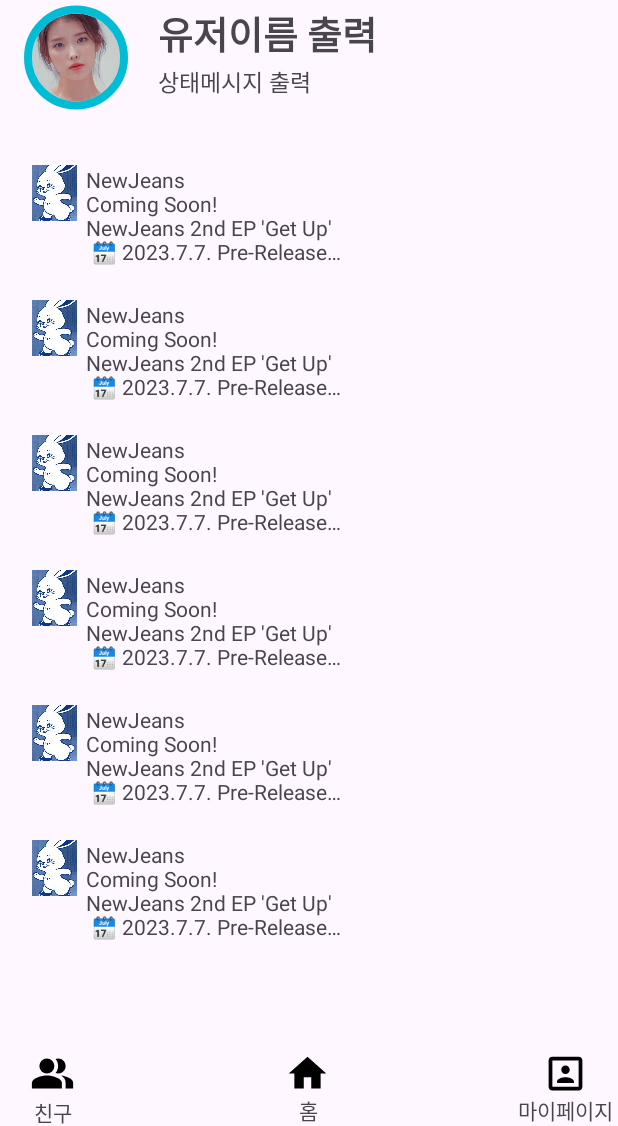
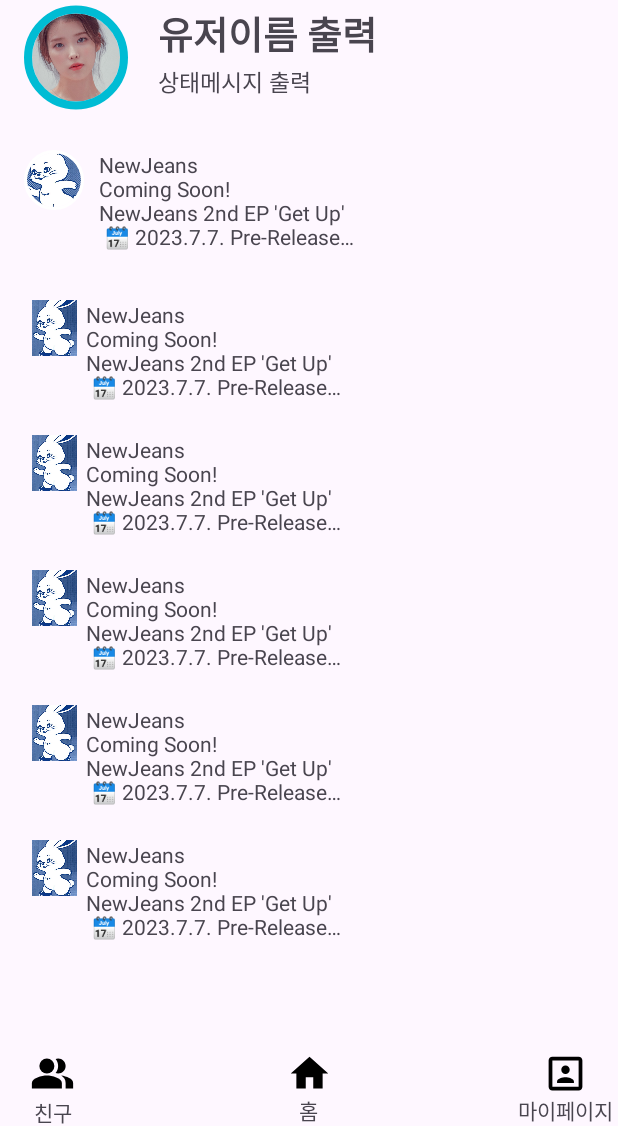
Before and after one commit to hosiker/SNS_App_Project, an Android app: the MainActivity screen opened directly, with no data from a screen before it, on a phone screen of 412 x 824 dp, the part 110-1236 px from its top. Run offline under Robolectric (Android 15) with nearby library versions, the phone set to English and light mode, and no system bars; our stand-ins replace CircleImageView; 3 statements that could not run were skipped.

Commit message:
무지개 원만 ë 만 넣으면 됨

```diff
--- a/app/src/main/java/com/example/nbcamp_15ya_sns/MainActivity.kt
+++ b/app/src/main/java/com/example/nbcamp_15ya_sns/MainActivity.kt
@@ -29,6 +29,19 @@ class MainActivity : AppCompatActivity() {
         tv_userName.text = ("${user.name}")
         tv_stateMsg.text = ("${user.stateM}")
 
+        val friend_constraintLayout = findViewById<ConstraintLayout>(R.id.friend_constraintLayout)
+        friend_constraintLayout.setOnClickListener {
+            val intent = Intent(this, UserListActivity::class.java)
+            startActivity(intent)
+        }
+
+        // 3. 첫번째 더미 게시글 클릭시 화면 전환
+        val constraintLayout3 = findViewById<ConstraintLayout>(R.id.constraintLayout3)
+        constraintLayout3.setOnClickListener {
+            val intent = Intent(this, DetailActivity::class.java)
+            startActivity(intent)
+        }
+
     }
 
     fun toMyPage(view: View) {
--- a/app/src/main/res/layout/detail_activity.xml
+++ b/app/src/main/res/layout/detail_activity.xml
@@ -6,4 +6,14 @@
     android:layout_height="match_parent"
     tools:context=".DetailActivity">
 
+
+    <TextView
+        android:id="@+id/textView8"
+        android:layout_width="wrap_content"
+        android:layout_height="wrap_content"
+        android:text="디테일 페이지입니다."
+        app:layout_constraintBottom_toBottomOf="parent"
+        app:layout_constraintEnd_toEndOf="parent"
+        app:layout_constraintStart_toStartOf="parent"
+        app:layout_constraintTop_toTopOf="parent" />
 </androidx.constraintlayout.widget.ConstraintLayout>
--- a/app/src/main/res/layout/main_activity.xml
+++ b/app/src/main/res/layout/main_activity.xml
@@ -91,27 +91,32 @@
                 android:layout_width="0dp"
                 android:layout_height="90dp"
                 android:layout_marginTop="20dp"
+                android:clickable="true"
                 app:layout_constraintEnd_toEndOf="parent"
                 app:layout_constraintHorizontal_bias="0.0"
                 app:layout_constraintStart_toStartOf="parent"
                 app:layout_constraintTop_toBottomOf="@+id/myConstraintLayout">
 
 
-                <ImageView
-                    android:id="@+id/imageView7"
-                    android:layout_width="42dp"
-                    android:layout_height="37dp"
-                    android:layout_marginStart="15dp"
-                    android:layout_marginTop="10dp"
+                <de.hdodenhof.circleimageview.CircleImageView
+                    android:id="@+id/cir_dummy1"
+                    android:layout_width="40dp"
+                    android:layout_height="40dp"
+                    android:layout_marginStart="16dp"
+                    android:scaleType="centerCrop"
+                    android:src="@drawable/newjeans"
+                    app:civ_border_color="#FFFFFF"
+                    app:civ_border_overlay="false"
+                    app:civ_border_width="2dp"
                     app:layout_constraintEnd_toStartOf="@+id/textView2"
                     app:layout_constraintStart_toStartOf="parent"
-                    app:layout_constraintTop_toTopOf="parent"
-                    app:srcCompat="@drawable/newjeans" />
+                    app:layout_constraintTop_toTopOf="parent" />
 
                 <TextView
                     android:id="@+id/textView2"
                     android:layout_width="327dp"
                     android:layout_height="wrap_content"
+                    android:layout_marginStart="10dp"
                     android:ellipsize="end"
                     android:maxLines="4"
                     android:text="NewJeans \nComing Soon!\nNewJeans 2nd EP 'Get Up'\n
@@ -120,12 +125,11 @@
 2023.6.19. 11AM KST\n
 #Time_to_NewJeans\n
 #NewJeans #뉴진스 #NewJeans_2nd_EP"
-                    app:layout_constraintStart_toEndOf="@+id/imageView7"
-                    app:layout_constraintTop_toTopOf="@+id/imageView7" />
+                    app:layout_constraintStart_toEndOf="@+id/cir_dummy1"
+                    app:layout_constraintTop_toTopOf="@+id/cir_dummy1" />
             </androidx.constraintlayout.widget.ConstraintLayout>
 
             <!--   게시물 2  -->
-
             <androidx.constraintlayout.widget.ConstraintLayout
                 android:id="@+id/constraintLayout4"
                 android:layout_width="0dp"
@@ -307,6 +311,7 @@
 #NewJeans #뉴진스 #NewJeans_2nd_EP"
                     app:layout_constraintStart_toEndOf="@+id/imageView12"
                     app:layout_constraintTop_toTopOf="@+id/imageView12" />
+
             </androidx.constraintlayout.widget.ConstraintLayout>
         </androidx.constraintlayout.widget.ConstraintLayout>
     </ScrollView>
@@ -322,8 +327,48 @@
         app:layout_constraintBottom_toBottomOf="parent">
 
 
+        <androidx.constraintlayout.widget.ConstraintLayout
+            android:id="@+id/friend_constraintLayout"
+            android:layout_width="wrap_content"
+            android:layout_height="wrap_content"
+            android:clickable="true"
+            app:layout_constraintBottom_toBottomOf="parent"
+            app:layout_constraintStart_toStartOf="parent"
+            app:layout_constraintTop_toTopOf="parent">
+
             <ImageView
-            android:id="@+id/imageView4"
+                android:id="@+id/friend"
+                android:layout_width="30dp"
+                android:layout_height="30dp"
+                android:layout_marginStart="20dp"
+                android:layout_marginBottom="20dp"
+                app:layout_constraintBottom_toBottomOf="parent"
+                app:layout_constraintStart_toStartOf="parent"
+                app:srcCompat="@drawable/ic_people_alt_24" />
+
+
+            <TextView
+                android:id="@+id/tv_friend"
+                android:layout_width="wrap_content"
+                android:layout_height="wrap_content"
+                android:text="친구"
+                app:layout_constraintEnd_toEndOf="@+id/friend"
+                app:layout_constraintStart_toStartOf="@+id/friend"
+                app:layout_constraintTop_toBottomOf="@+id/friend" />
+
+
+        </androidx.constraintlayout.widget.ConstraintLayout>
+
+
+        <androidx.constraintlayout.widget.ConstraintLayout
+            android:layout_width="wrap_content"
+            android:layout_height="wrap_content"
+            app:layout_constraintEnd_toEndOf="parent"
+            app:layout_constraintStart_toStartOf="parent"
+            app:layout_constraintTop_toTopOf="parent">
+
+            <ImageView
+                android:id="@+id/iv_main"
                 android:layout_width="30dp"
                 android:layout_height="30dp"
                 android:layout_marginBottom="20dp"
@@ -335,17 +380,30 @@
 
 
             <TextView
-            android:id="@+id/tv_friend"
+                android:id="@+id/tv_main"
+                android:layout_width="15dp"
+                android:layout_height="21dp"
+                android:text="홈"
+                app:layout_constraintBottom_toBottomOf="parent"
+                app:layout_constraintEnd_toEndOf="@+id/iv_main"
+                app:layout_constraintHorizontal_bias="0.531"
+                app:layout_constraintStart_toStartOf="@+id/iv_main" />
+        </androidx.constraintlayout.widget.ConstraintLayout>
+
+
+        <androidx.constraintlayout.widget.ConstraintLayout
+            android:id="@+id/nav_home"
             android:layout_width="wrap_content"
             android:layout_height="wrap_content"
-            android:text="친구"
-            app:layout_constraintEnd_toEndOf="@+id/imageView3"
-            app:layout_constraintStart_toStartOf="@+id/imageView3"
-            app:layout_constraintTop_toBottomOf="@+id/imageView3" />
 
 
+            android:clickable="true"
+            android:onClick="toMyPage"
+            app:layout_constraintBottom_toBottomOf="parent"
+            app:layout_constraintEnd_toEndOf="parent">
+
             <ImageView
-            android:id="@+id/imageView5"
+                android:id="@+id/iv_mypage"
                 android:layout_width="30dp"
                 android:layout_height="30dp"
                 android:layout_marginEnd="20dp"
@@ -357,32 +415,14 @@
 
 
             <TextView
-            android:id="@+id/tv_main"
-            android:layout_width="wrap_content"
-            android:layout_height="wrap_content"
-            android:text="홈"
-            app:layout_constraintBottom_toBottomOf="parent"
-            app:layout_constraintEnd_toEndOf="@+id/imageView4"
-            app:layout_constraintHorizontal_bias="0.531"
-            app:layout_constraintStart_toStartOf="@+id/imageView4" />
-
-        <ImageView
-            android:id="@+id/imageView3"
-            android:layout_width="30dp"
-            android:layout_height="30dp"
-            android:layout_marginStart="20dp"
-            android:layout_marginBottom="20dp"
-            app:layout_constraintBottom_toBottomOf="parent"
-            app:layout_constraintStart_toStartOf="parent"
-            app:srcCompat="@drawable/ic_people_alt_24" />
-
-        <TextView
                 android:id="@+id/tv_myPage"
                 android:layout_width="wrap_content"
                 android:layout_height="wrap_content"
                 android:text="마이페이지"
                 app:layout_constraintBottom_toBottomOf="parent"
-            app:layout_constraintEnd_toEndOf="@+id/imageView5"
-            app:layout_constraintStart_toStartOf="@+id/imageView5" />
+                app:layout_constraintEnd_toEndOf="@+id/iv_mypage"
+                app:layout_constraintStart_toStartOf="@+id/iv_mypage" />
+
         </androidx.constraintlayout.widget.ConstraintLayout>
     </androidx.constraintlayout.widget.ConstraintLayout>
+</androidx.constraintlayout.widget.ConstraintLayout>
```
Lines whose indentation alone changed are shown as unchanged.
